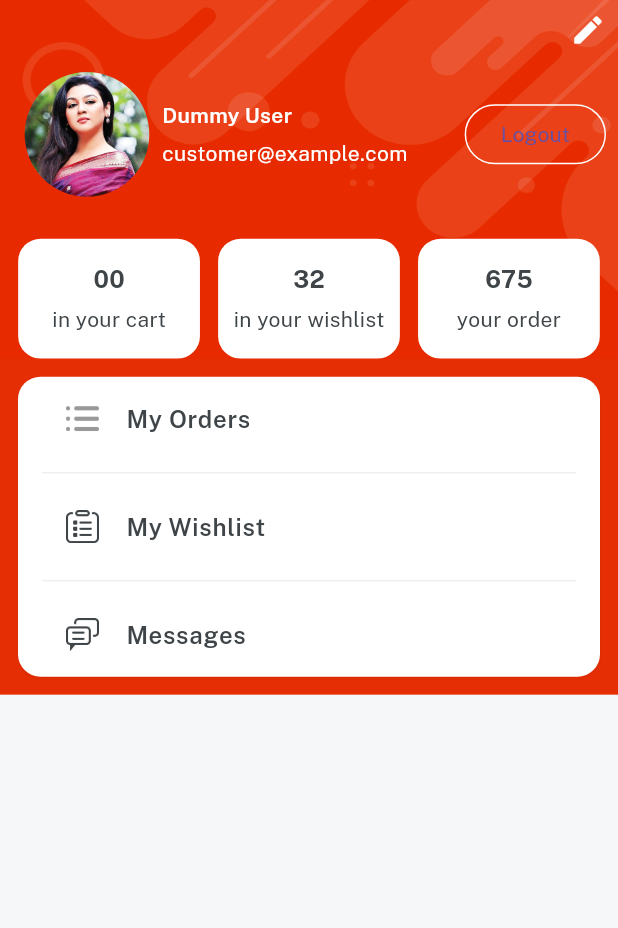
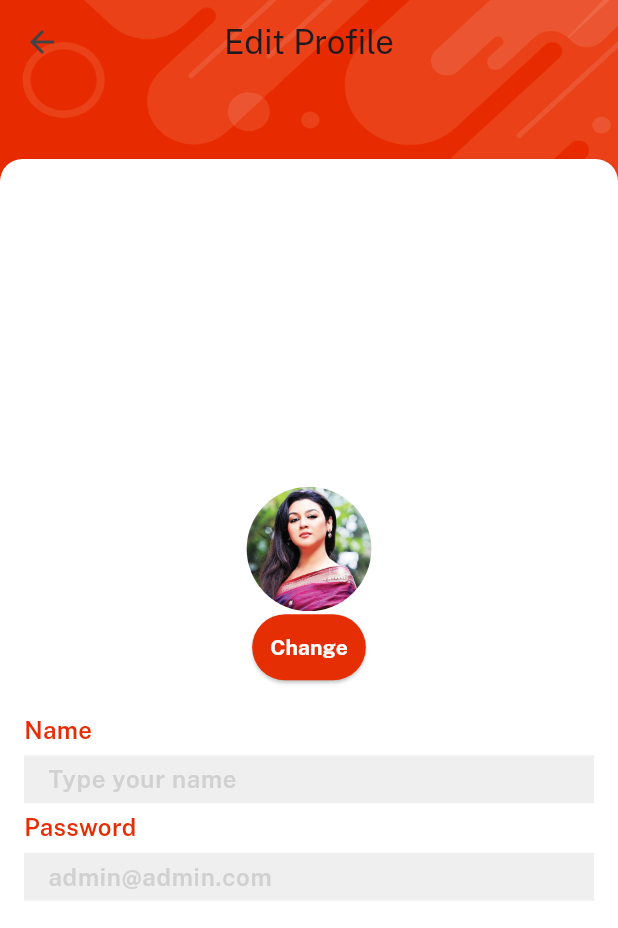
Before and after one commit to vutientrinh/FlutterWithFireBase, a Flutter app: the ProfileScreen screen opened directly, after a tap on the "edit" icon, on a phone screen of 412 x 824 dp. Shown: the top 928 px of the screen. Run offline on Flutter 3.47's test engine with Material 3 defaults, Android fonts, the phone set to English and light mode, and no system bars; our stand-ins replace cloud_firestore, firebase_auth, firebase_core, get, velocity_x; accounts and stored records are empty.

Commit message:
profile screen:

```diff
--- /dev/null
+++ b/lib/views/profile_screen/edit_profile_screen.dart
@@ -0,0 +1,46 @@
+import 'package:flutter/material.dart';
+import 'package:flutterwithfirebase/consts/consts.dart';
+import 'package:flutterwithfirebase/consts/images.dart';
+import 'package:flutterwithfirebase/widget_common/bg_widget.dart';
+import 'package:flutterwithfirebase/widget_common/custom_textfield.dart';
+import 'package:flutterwithfirebase/widget_common/our_button.dart';
+import 'package:velocity_x/velocity_x.dart';
+
+class EditProfileScreen extends StatefulWidget {
+  const EditProfileScreen({super.key});
+
+  @override
+  State<EditProfileScreen> createState() => _EditProfileScreenState();
+}
+
+class _EditProfileScreenState extends State<EditProfileScreen> {
+  @override
+  Widget build(BuildContext context) {
+    return bgWidget(
+      child: Scaffold(
+        appBar: AppBar(
+          title: const Text('Edit Profile'),
+          centerTitle: true,
+        ),
+        body: Center(
+          child: Column(
+            mainAxisAlignment: MainAxisAlignment.center,
+            children: [
+              Image.asset(
+                  imgProfile2,
+                  width: 100,
+                  fit: BoxFit.fill,
+                ).box.roundedFull.clip(Clip.antiAlias).make(),
+                ourButton(color: redColor, onPress: () {
+                  // Logic to change profile picture
+                }, textColor: whiteColor, title: 'Change'),
+              20.heightBox,
+              customTextField(hint: nameHint, title: name, isPass: false),
+              customTextField(hint: emailHint, title: password, isPass: false),
+            ],
+          ).box.white.shadowSm.rounded.padding(const EdgeInsets.all(16)).margin(const EdgeInsets.only(top : 50 )).make(),
+        ),
+      ),
+    );
+  }
+}
--- a/lib/views/profile_screen/profile_screen.dart
+++ b/lib/views/profile_screen/profile_screen.dart
@@ -3,6 +3,7 @@ import 'package:flutterwithfirebase/consts/consts.dart';
 import 'package:flutterwithfirebase/controller/auth_controller.dart';
 import 'package:flutterwithfirebase/views/auth_screen/login_screen.dart';
 import 'package:flutterwithfirebase/views/profile_screen/components/details_card.dart';
+import 'package:flutterwithfirebase/views/profile_screen/edit_profile_screen.dart';
 import 'package:flutterwithfirebase/widget_common/bg_widget.dart';
 import 'package:get/get.dart';
 
@@ -25,7 +26,9 @@ class ProfileScreen extends StatelessWidget {
                 Icons.edit,
                 color: whiteColor,
               ),
-            ).onTap(() {}),
+            ).onTap(() {
+              Get.to(()=> const EditProfileScreen());
+            }),
           ),
           Padding(
             padding: const EdgeInsets.all(8.0),
--- a/lib/views/splash_screen/splash_screen.dart
+++ b/lib/views/splash_screen/splash_screen.dart
@@ -1,5 +1,8 @@
+import 'package:firebase_auth/firebase_auth.dart';
 import 'package:flutter/material.dart';
 import 'package:flutterwithfirebase/consts/consts.dart';
+import 'package:flutterwithfirebase/views/home_screen/home.dart';
+import 'package:flutterwithfirebase/views/home_screen/home_screen.dart';
 import 'package:flutterwithfirebase/widget_common/applogo_widget.dart';
 import 'package:get/get.dart';
 
@@ -16,7 +19,16 @@ class _SplashScreenState extends State<SplashScreen> {
 
   changeScreen(){
     Future.delayed(Duration(seconds: 3),(){
-      Get.to(()=>LoginScreen());
+      auth.authStateChanges().listen((User? user) {
+        if (user == null && mounted) {
+          // User is signed out
+          Get.to(()=> const LoginScreen());
+        } else {
+          // User is signed in
+          Get.to(()=> const Home());
+        }
+      });
+      // Get.to(()=>LoginScreen());
     });
   }
 
```
